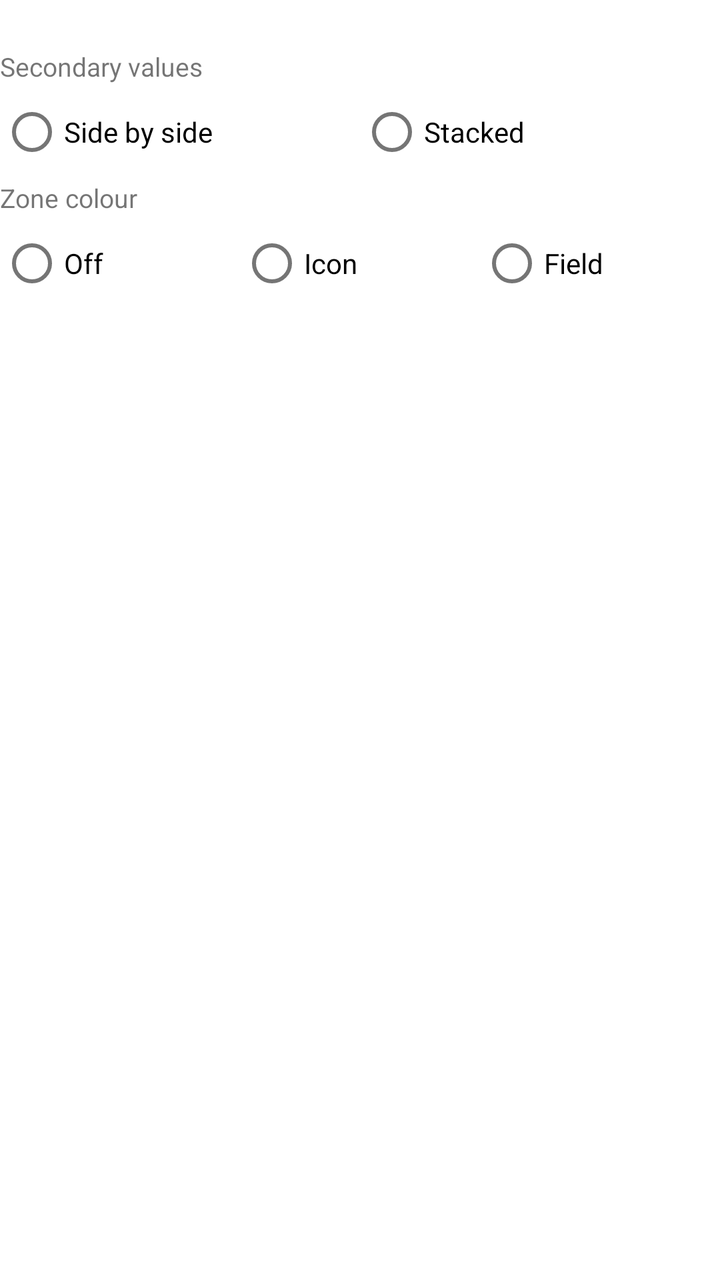
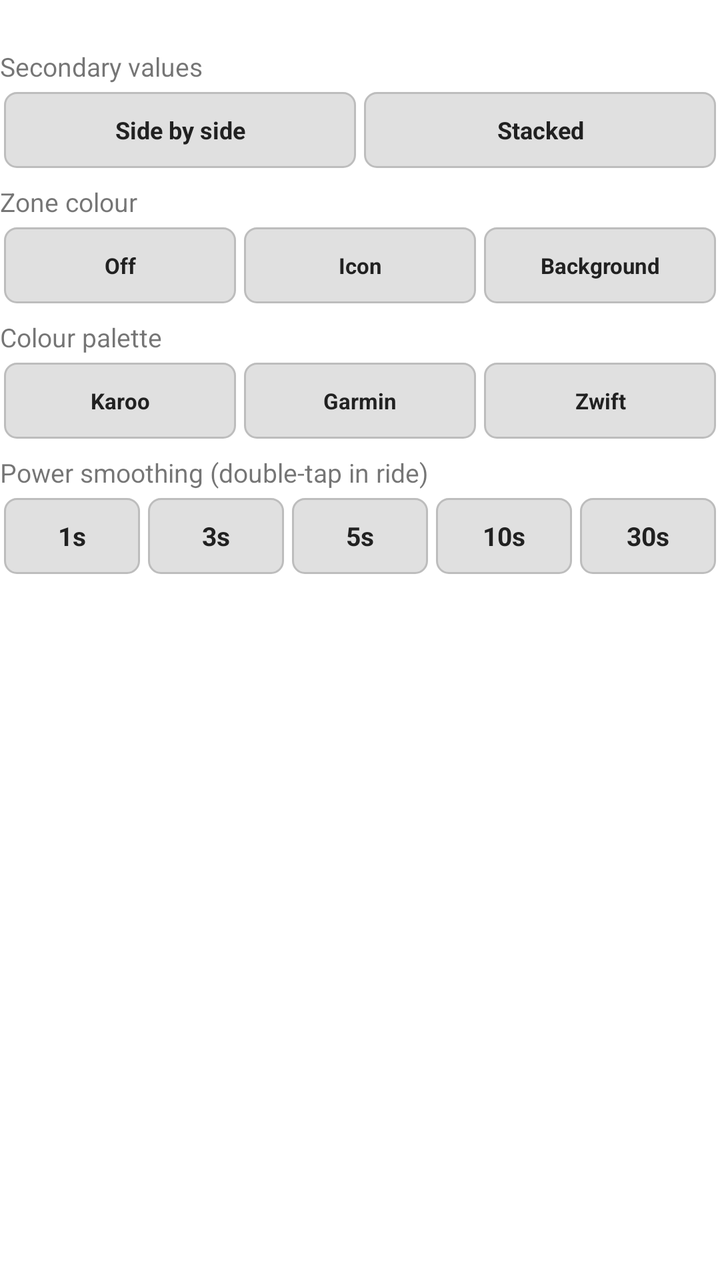

Two renders of the same Android screen: before a commit and after it. Below are the layout's source before the change and the commit's diff.
<!-- AndroidManifest.xml: fallback theme Theme.MaterialComponents.DayNight.NoActionBar -->
<!-- res/layout/settings_field.xml -->
<?xml version="1.0" encoding="utf-8"?>
<LinearLayout xmlns:android="http://schemas.android.com/apk/res/android"
    android:layout_width="match_parent"
    android:layout_height="wrap_content"
    android:orientation="vertical"
    android:paddingBottom="20dp">

    <TextView
        android:id="@+id/field_name"
        android:layout_width="match_parent"
        android:layout_height="wrap_content"
        android:textSize="18sp"
        android:textStyle="bold" />

    <TextView
        android:layout_width="match_parent"
        android:layout_height="wrap_content"
        android:text="@string/setting_secondary_layout"
        android:textSize="13sp" />

    <RadioGroup
        android:id="@+id/layout_choice"
        android:layout_width="match_parent"
        android:layout_height="wrap_content"
        android:orientation="horizontal">

        <RadioButton
            android:id="@+id/layout_side_by_side"
            android:layout_width="0dp"
            android:layout_height="wrap_content"
            android:layout_weight="1"
            android:text="@string/setting_layout_side_by_side" />

        <RadioButton
            android:id="@+id/layout_stacked"
            android:layout_width="0dp"
            android:layout_height="wrap_content"
            android:layout_weight="1"
            android:text="@string/setting_layout_stacked" />
    </RadioGroup>

    
    <LinearLayout
        android:id="@+id/zone_color_section"
        android:layout_width="match_parent"
        android:layout_height="wrap_content"
        android:orientation="vertical">

        <TextView
            android:layout_width="match_parent"
            android:layout_height="wrap_content"
            android:text="@string/setting_zone_color"
            android:textSize="13sp" />

        <RadioGroup
            android:id="@+id/zone_color_choice"
            android:layout_width="match_parent"
            android:layout_height="wrap_content"
            android:orientation="horizontal">

            <RadioButton
                android:id="@+id/zone_color_none"
                android:layout_width="0dp"
                android:layout_height="wrap_content"
                android:layout_weight="1"
                android:text="@string/setting_zone_color_none" />

            <RadioButton
                android:id="@+id/zone_color_icon"
                android:layout_width="0dp"
                android:layout_height="wrap_content"
                android:layout_weight="1"
                android:text="@string/setting_zone_color_icon" />

            <RadioButton
                android:id="@+id/zone_color_field"
                android:layout_width="0dp"
                android:layout_height="wrap_content"
                android:layout_weight="1"
                android:text="@string/setting_zone_color_field" />
        </RadioGroup>
    </LinearLayout>
</LinearLayout>
<!-- resources referenced by this layout -->
<resources>
  <string name="setting_layout_side_by_side">Side by side</string>
  <string name="setting_layout_stacked">Stacked</string>
  <string name="setting_secondary_layout">Secondary values</string>
  <string name="setting_zone_color">Zone colour</string>
  <string name="setting_zone_color_field">Field</string>
  <string name="setting_zone_color_icon">Icon</string>
  <string name="setting_zone_color_none">Off</string>
</resources>

<!-- the commit's change to res/layout/settings_field.xml (unified diff, before → after) -->
@@ -22,21 +22,42 @@
         android:id="@+id/layout_choice"
         android:layout_width="match_parent"
         android:layout_height="wrap_content"
+        android:layout_marginTop="4dp"
         android:orientation="horizontal">
 
         <RadioButton
             android:id="@+id/layout_side_by_side"
             android:layout_width="0dp"
             android:layout_height="wrap_content"
+            android:layout_marginHorizontal="2dp"
             android:layout_weight="1"
-            android:text="@string/setting_layout_side_by_side" />
+            android:background="@drawable/toggle_button_bg"
+            android:button="@null"
+            android:gravity="center"
+            android:minHeight="38dp"
+            android:paddingVertical="8dp"
+            android:text="@string/setting_layout_side_by_side"
+            android:textAlignment="center"
+            android:textColor="@color/toggle_button_text"
+            android:textSize="12sp"
+            android:textStyle="bold" />
 
         <RadioButton
             android:id="@+id/layout_stacked"
             android:layout_width="0dp"
             android:layout_height="wrap_content"
+            android:layout_marginHorizontal="2dp"
             android:layout_weight="1"
-            android:text="@string/setting_layout_stacked" />
+            android:background="@drawable/toggle_button_bg"
+            android:button="@null"
+            android:gravity="center"
+            android:minHeight="38dp"
+            android:paddingVertical="8dp"
+            android:text="@string/setting_layout_stacked"
+            android:textAlignment="center"
+            android:textColor="@color/toggle_button_text"
+            android:textSize="12sp"
+            android:textStyle="bold" />
     </RadioGroup>
 
     
@@ -44,6 +65,7 @@
         android:id="@+id/zone_color_section"
         android:layout_width="match_parent"
         android:layout_height="wrap_content"
+        android:layout_marginTop="8dp"
         android:orientation="vertical">
 
         <TextView
@@ -56,28 +78,233 @@
             android:id="@+id/zone_color_choice"
             android:layout_width="match_parent"
             android:layout_height="wrap_content"
+            android:layout_marginTop="4dp"
             android:orientation="horizontal">
 
             <RadioButton
                 android:id="@+id/zone_color_none"
                 android:layout_width="0dp"
                 android:layout_height="wrap_content"
-                android:layout_weight="1"
-                android:text="@string/setting_zone_color_none" />
+                android:layout_marginHorizontal="2dp"
+                android:layout_weight="1"
+                android:background="@drawable/toggle_button_bg"
+                android:button="@null"
+                android:gravity="center"
+                android:minHeight="38dp"
+                android:paddingVertical="8dp"
+                android:text="@string/setting_zone_color_none"
+                android:textAlignment="center"
+                android:textColor="@color/toggle_button_text"
+                android:textSize="11sp"
+                android:textStyle="bold" />
 
             <RadioButton
                 android:id="@+id/zone_color_icon"
                 android:layout_width="0dp"
                 android:layout_height="wrap_content"
-                android:layout_weight="1"
-                android:text="@string/setting_zone_color_icon" />
+                android:layout_marginHorizontal="2dp"
+                android:layout_weight="1"
+                android:background="@drawable/toggle_button_bg"
+                android:button="@null"
+                android:gravity="center"
+                android:minHeight="38dp"
+                android:paddingVertical="8dp"
+                android:text="@string/setting_zone_color_icon"
+                android:textAlignment="center"
+                android:textColor="@color/toggle_button_text"
+                android:textSize="11sp"
+                android:textStyle="bold" />
 
             <RadioButton
                 android:id="@+id/zone_color_field"
                 android:layout_width="0dp"
                 android:layout_height="wrap_content"
-                android:layout_weight="1"
-                android:text="@string/setting_zone_color_field" />
+                android:layout_marginHorizontal="2dp"
+                android:layout_weight="1"
+                android:background="@drawable/toggle_button_bg"
+                android:button="@null"
+                android:gravity="center"
+                android:minHeight="38dp"
+                android:paddingVertical="8dp"
+                android:text="@string/setting_zone_color_field"
+                android:textAlignment="center"
+                android:textColor="@color/toggle_button_text"
+                android:textSize="11sp"
+                android:textStyle="bold" />
+        </RadioGroup>
+
+        <TextView
+            android:layout_width="match_parent"
+            android:layout_height="wrap_content"
+            android:layout_marginTop="8dp"
+            android:text="@string/setting_zone_palette"
+            android:textSize="13sp" />
+
+        <RadioGroup
+            android:id="@+id/zone_palette_choice"
+            android:layout_width="match_parent"
+            android:layout_height="wrap_content"
+            android:layout_marginTop="4dp"
+            android:orientation="horizontal">
+
+            <RadioButton
+                android:id="@+id/palette_karoo"
+                android:layout_width="0dp"
+                android:layout_height="wrap_content"
+                android:layout_marginHorizontal="2dp"
+                android:layout_weight="1"
+                android:background="@drawable/toggle_button_bg"
+                android:button="@null"
+                android:gravity="center"
+                android:minHeight="38dp"
+                android:paddingVertical="8dp"
+                android:text="@string/setting_palette_karoo"
+                android:textAlignment="center"
+                android:textColor="@color/toggle_button_text"
+                android:textSize="11sp"
+                android:textStyle="bold" />
+
+            <RadioButton
+                android:id="@+id/palette_garmin"
+                android:layout_width="0dp"
+                android:layout_height="wrap_content"
+                android:layout_marginHorizontal="2dp"
+                android:layout_weight="1"
+                android:background="@drawable/toggle_button_bg"
+                android:button="@null"
+                android:gravity="center"
+                android:minHeight="38dp"
+                android:paddingVertical="8dp"
+                android:text="@string/setting_palette_garmin"
+                android:textAlignment="center"
+                android:textColor="@color/toggle_button_text"
+                android:textSize="11sp"
+                android:textStyle="bold" />
+
+            <RadioButton
+                android:id="@+id/palette_zwift"
+                android:layout_width="0dp"
+                android:layout_height="wrap_content"
+                android:layout_marginHorizontal="2dp"
+                android:layout_weight="1"
+                android:background="@drawable/toggle_button_bg"
+                android:button="@null"
+                android:gravity="center"
+                android:minHeight="38dp"
+                android:paddingVertical="8dp"
+                android:text="@string/setting_palette_zwift"
+                android:textAlignment="center"
+                android:textColor="@color/toggle_button_text"
+                android:textSize="11sp"
+                android:textStyle="bold" />
+        </RadioGroup>
+    </LinearLayout>
+
+    
+    <LinearLayout
+        android:id="@+id/power_averaging_section"
+        android:layout_width="match_parent"
+        android:layout_height="wrap_content"
+        android:layout_marginTop="8dp"
+        android:orientation="vertical">
+
+        <TextView
+            android:layout_width="match_parent"
+            android:layout_height="wrap_content"
+            android:text="@string/setting_power_averaging"
+            android:textSize="13sp" />
+
+        <RadioGroup
+            android:id="@+id/power_averaging_choice"
+            android:layout_width="match_parent"
+            android:layout_height="wrap_content"
+            android:layout_marginTop="4dp"
+            android:orientation="horizontal">
+
+            <RadioButton
+                android:id="@+id/power_avg_instant"
+                android:layout_width="0dp"
+                android:layout_height="wrap_content"
+                android:layout_marginHorizontal="2dp"
+                android:layout_weight="1"
+                android:background="@drawable/toggle_button_bg"
+                android:button="@null"
+                android:gravity="center"
+                android:minHeight="38dp"
+                android:paddingVertical="8dp"
+                android:text="@string/power_averaging_instant"
+                android:textAlignment="center"
+                android:textColor="@color/toggle_button_text"
+                android:textSize="13sp"
+                android:textStyle="bold" />
+
+            <RadioButton
+                android:id="@+id/power_avg_3s"
+                android:layout_width="0dp"
+                android:layout_height="wrap_content"
+                android:layout_marginHorizontal="2dp"
+                android:layout_weight="1"
+                android:background="@drawable/toggle_button_bg"
+                android:button="@null"
+                android:gravity="center"
+                android:minHeight="38dp"
+                android:paddingVertical="8dp"
+                android:text="@string/power_averaging_3s"
+                android:textAlignment="center"
+                android:textColor="@color/toggle_button_text"
+                android:textSize="13sp"
+                android:textStyle="bold" />
+
+            <RadioButton
+                android:id="@+id/power_avg_5s"
+                android:layout_width="0dp"
+                android:layout_height="wrap_content"
+                android:layout_marginHorizontal="2dp"
+                android:layout_weight="1"
+                android:background="@drawable/toggle_button_bg"
+                android:button="@null"
+                android:gravity="center"
+                android:minHeight="38dp"
+                android:paddingVertical="8dp"
+                android:text="@string/power_averaging_5s"
+                android:textAlignment="center"
+                android:textColor="@color/toggle_button_text"
+                android:textSize="13sp"
+                android:textStyle="bold" />
+
+            <RadioButton
+                android:id="@+id/power_avg_10s"
+                android:layout_width="0dp"
+                android:layout_height="wrap_content"
+                android:layout_marginHorizontal="2dp"
+                android:layout_weight="1"
+                android:background="@drawable/toggle_button_bg"
+                android:button="@null"
+                android:gravity="center"
+                android:minHeight="38dp"
+                android:paddingVertical="8dp"
+                android:text="@string/power_averaging_10s"
+                android:textAlignment="center"
+                android:textColor="@color/toggle_button_text"
+                android:textSize="13sp"
+                android:textStyle="bold" />
+
+            <RadioButton
+                android:id="@+id/power_avg_30s"
+                android:layout_width="0dp"
+                android:layout_height="wrap_content"
+                android:layout_marginHorizontal="2dp"
+                android:layout_weight="1"
+                android:background="@drawable/toggle_button_bg"
+                android:button="@null"
+                android:gravity="center"
+                android:minHeight="38dp"
+                android:paddingVertical="8dp"
+                android:text="@string/power_averaging_30s"
+                android:textAlignment="center"
+                android:textColor="@color/toggle_button_text"
+                android:textSize="13sp"
+                android:textStyle="bold" />
         </RadioGroup>
     </LinearLayout>
 </LinearLayout>
<!-- resource entries referenced after the edit -->
@@ -1,11 +1,38 @@
 <!-- resources referenced by this layout -->
 <resources>
+  <!-- drawable toggle_button_bg (drawable) -->
+  <?xml version="1.0" encoding="utf-8"?>
+  <selector xmlns:android="http://schemas.android.com/apk/res/android">
+      <item android:state_checked="true">
+          <shape android:shape="rectangle">
+              <corners android:radius="6dp" />
+              <solid android:color="#1976D2" />
+          </shape>
+      </item>
+      <item>
+          <shape android:shape="rectangle">
+              <corners android:radius="6dp" />
+              <solid android:color="#E0E0E0" />
+              <stroke android:width="1dp" android:color="#BDBDBD" />
+          </shape>
+      </item>
+  </selector>
+  <string name="power_averaging_10s">10s</string>
+  <string name="power_averaging_30s">30s</string>
+  <string name="power_averaging_3s">3s</string>
+  <string name="power_averaging_5s">5s</string>
+  <string name="power_averaging_instant">1s</string>
   <string name="setting_layout_side_by_side">Side by side</string>
   <string name="setting_layout_stacked">Stacked</string>
+  <string name="setting_palette_garmin">Garmin</string>
+  <string name="setting_palette_karoo">Karoo</string>
+  <string name="setting_palette_zwift">Zwift</string>
+  <string name="setting_power_averaging">Power smoothing (double-tap in ride)</string>
   <string name="setting_secondary_layout">Secondary values</string>
   <string name="setting_zone_color">Zone colour</string>
-  <string name="setting_zone_color_field">Field</string>
+  <string name="setting_zone_color_field">Background</string>
   <string name="setting_zone_color_icon">Icon</string>
   <string name="setting_zone_color_none">Off</string>
+  <string name="setting_zone_palette">Colour palette</string>
 </resources>
 
